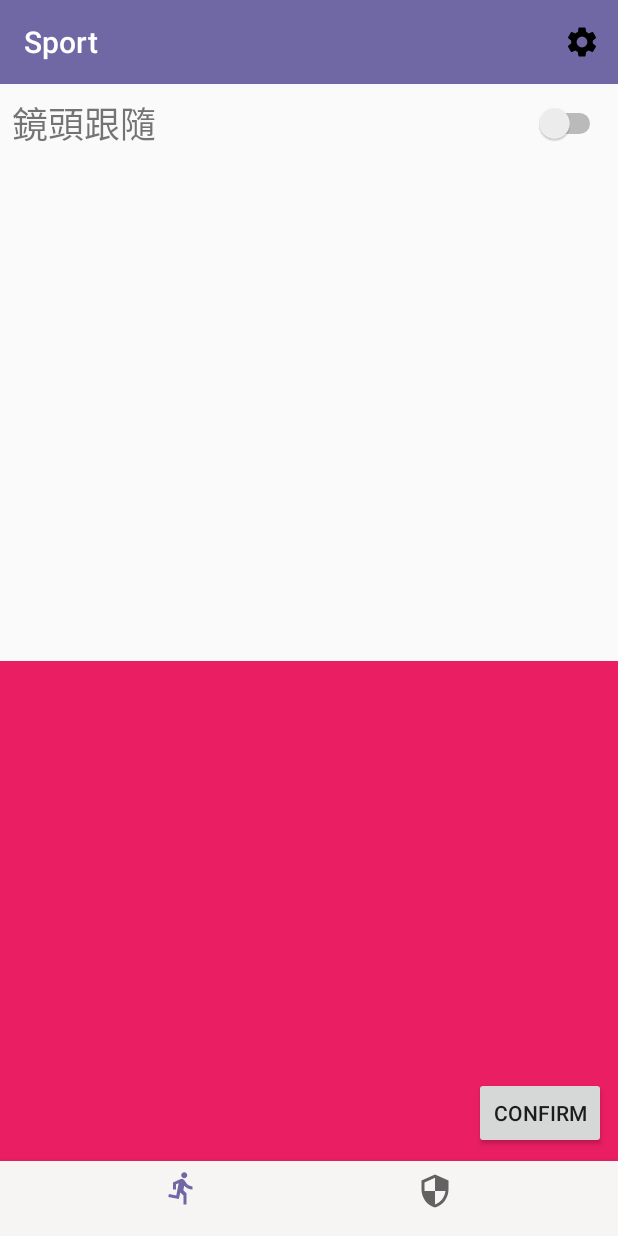
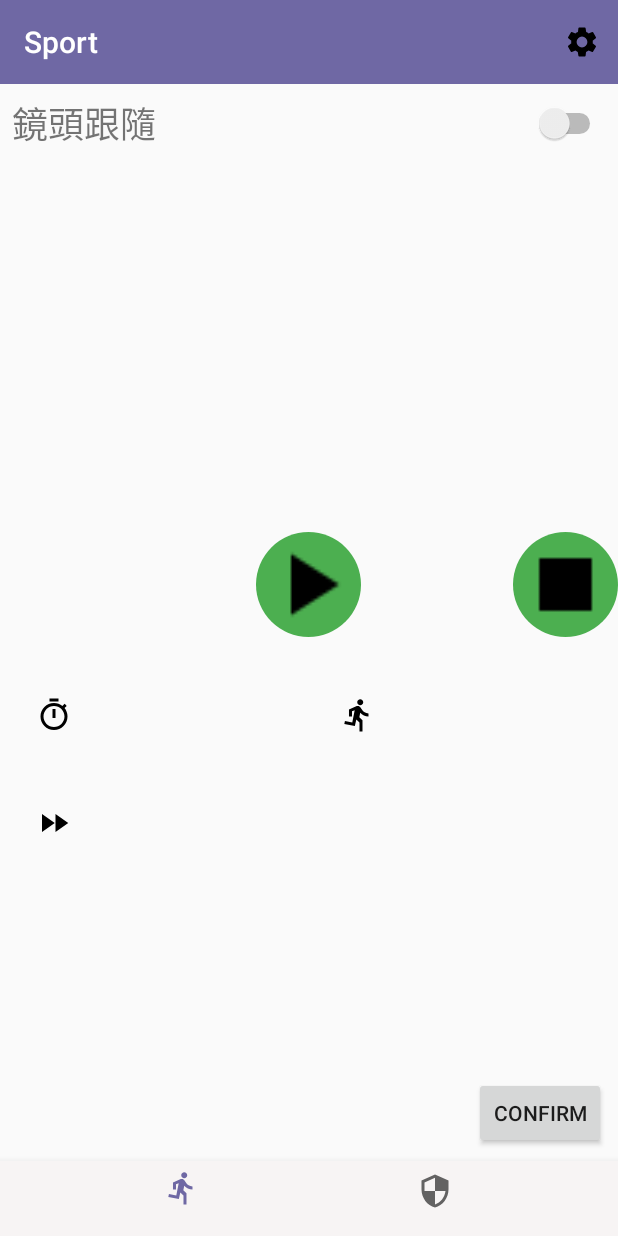
Before and after one commit to barnersh/Sport, an Android app: the screen it shows after launch (MainActivity), after a tap on an icon or button, on a phone screen of 412 x 824 dp. Run offline under Robolectric (Android 15) with nearby library versions, the phone set to English and light mode, and no system bars; pictures from the network do not load; 1 statement that could not run was skipped.

```diff
--- a/app/build.gradle
+++ b/app/build.gradle
@@ -32,7 +32,7 @@ dependencies {
     androidTestImplementation 'com.android.support.test:runner:1.0.2'
     androidTestImplementation 'com.android.support.test.espresso:espresso-core:3.0.2'
 
-    implementation 'com.github.bumptech.glide:glide:3.7.0'
+    implementation 'com.github.bumptech.glide:glide:4.7.1'
     implementation 'com.google.android.gms:play-services-maps:16.1.0'
 
     implementation 'com.squareup.okhttp3:okhttp:3.12.0'
--- a/app/src/main/java/com/example/sport/MainActivity.kt
+++ b/app/src/main/java/com/example/sport/MainActivity.kt
@@ -1,36 +1,34 @@
 package com.example.sport
 
-import android.app.Dialog
 import android.content.Context
 import android.content.Intent
 import android.content.SharedPreferences
 import android.content.pm.PackageManager
-import android.graphics.PointF
+import android.graphics.drawable.ColorDrawable
+import android.graphics.drawable.Drawable
+import android.graphics.drawable.LayerDrawable
 import android.location.*
-import android.net.Uri
 import android.os.Build
 import android.support.v7.app.AppCompatActivity
 import android.os.Bundle
 import android.os.SystemClock
-import android.support.constraint.ConstraintSet
 import android.support.design.widget.BottomSheetBehavior
-import android.support.design.widget.CoordinatorLayout
 import android.support.v4.app.ActivityCompat
-import android.support.v4.app.FragmentTransaction
+import android.support.v4.widget.NestedScrollView
 import android.support.v7.app.AlertDialog
 import android.util.Log
 import android.view.Menu
 import android.view.MenuItem
 import android.view.View
-import android.widget.Toast
+import com.bumptech.glide.Glide
+import com.bumptech.glide.request.RequestOptions
 import com.google.android.gms.maps.CameraUpdateFactory
 import com.google.android.gms.maps.GoogleMap
 import com.google.android.gms.maps.OnMapReadyCallback
 import com.google.android.gms.maps.SupportMapFragment
 import com.google.android.gms.maps.model.LatLng
 import kotlinx.android.synthetic.main.activity_main.*
-import okhttp3.*
-import java.io.IOException
+import kotlinx.android.synthetic.main.bottomsheet.*
 import java.util.*
 
 class MainActivity : AppCompatActivity(), OnMapReadyCallback, SettingFragment.ChangeSetting {
@@ -38,12 +36,17 @@ class MainActivity : AppCompatActivity(), OnMapReadyCallback, SettingFragment.Ch
         val REQ_PERMISSION = 0
         var FLAG_CAMERAFOLLOW = false
         var lastClickTime = 0L
+        private var flag_play = false
+        private var s = 0
+        private var m = 0
     }
+
 
     lateinit var locationManager: LocationManager
     lateinit var locationListener: LocationListenerImp
     lateinit var settingFragment: SettingFragment
     lateinit var flagSP: SharedPreferences
+    lateinit var timer: Timer
 
     inner class LocationListenerImp(val map: GoogleMap?) : LocationListener {
         override fun onLocationChanged(location: Location) {
@@ -136,11 +139,94 @@ class MainActivity : AppCompatActivity(), OnMapReadyCallback, SettingFragment.Ch
         settingFragment = SettingFragment.newInstance(FLAG_CAMERAFOLLOW)
     }
 
-    fun bottomSheetInit() {
-        val bottomSheetBehavior = BottomSheetBehavior.from(bottomsheet)
+    fun bottomSheetInit(bottomSheetBehavior: BottomSheetBehavior<NestedScrollView>) {
         bottomSheetBehavior.peekHeight = 500
         bottomSheetBehavior.isHideable = true
         bottomSheetBehavior.state = BottomSheetBehavior.STATE_HIDDEN
+    }
+
+//    fun bottomSheetExpanded() {
+//        val coordinatorParams = CoordinatorLayout.LayoutParams(
+//            CoordinatorLayout.LayoutParams.MATCH_PARENT,
+//            CoordinatorLayout.LayoutParams.MATCH_PARENT
+//        )
+//        coordinatorParams.dodgeInsetEdges = 80
+//        map.view?.layoutParams = coordinatorParams
+//    }
+
+    fun buttonShowPlay() {
+        val green = ColorDrawable(resources.getColor(R.color.green)) as Drawable
+        val play = resources.getDrawable(R.drawable.ic_play_arrow_black_24dp)
+        val playWithBackground = LayerDrawable(arrayOf(green, play))
+        Glide
+            .with(this)
+            .load(playWithBackground)
+            .apply(RequestOptions.circleCropTransform())
+            .into(img_play)
+    }
+
+    fun buttonShowPause() {
+        val green = ColorDrawable(resources.getColor(R.color.green)) as Drawable
+        val pause = resources.getDrawable(R.drawable.ic_pause_black_24dp)
+        val pauseWithBackground = LayerDrawable(arrayOf(green, pause))
+        Glide
+            .with(this)
+            .load(pauseWithBackground)
+            .apply(RequestOptions.circleCropTransform())
+            .into(img_play)
+    }
+
+    fun buttonInit() {
+        val green = ColorDrawable(resources.getColor(R.color.green)) as Drawable
+        val stop = resources.getDrawable(R.drawable.ic_stop_black_24dp)
+        val stopWithBackground = LayerDrawable(arrayOf(green, stop))
+        buttonShowPlay()
+        Glide
+            .with(this)
+            .load(stopWithBackground)
+            .apply(RequestOptions.circleCropTransform())
+            .into(img_stop)
+    }
+
+    fun playPressed() {
+        flag_play = !flag_play
+        if (flag_play) {
+            buttonShowPause()
+            timer = Timer()
+            timer.schedule(object : TimerTask() {
+                override fun run() {
+                    s++
+                    if (s == 60) {
+                        s = 0
+                        m++
+                    }
+                    runOnUiThread { tv_timer.text = String.format("%02d", m) + ":" + String.format("%02d", s) }
+                }
+            }, 0, 1000)
+        } else {
+            buttonShowPlay()
+            timer.cancel()
+        }
+    }
+
+    fun init() {
+        val bottomSheetBehavior = BottomSheetBehavior.from(bottomsheet)
+        setSupportActionBar(toolbar)
+        flagSP = getSharedPreferences("flag", Context.MODE_PRIVATE)
+        sharedPreferenceInit(flagSP)
+        bottomSheetInit(bottomSheetBehavior)
+        buttonInit()
+        bottomSheetBehavior.setBottomSheetCallback(object : BottomSheetBehavior.BottomSheetCallback() {
+            override fun onSlide(p0: View, p1: Float) {
+//                if (p1 > 0) {
+//                    bottomSheetExpanded()
+//                }
+            }
+
+            override fun onStateChanged(p0: View, p1: Int) {
+            }
+
+        })
     }
 
     override fun onCreate(savedInstanceState: Bundle?) {
@@ -164,12 +250,14 @@ class MainActivity : AppCompatActivity(), OnMapReadyCallback, SettingFragment.Ch
             )
         }
 
-        flagSP = getSharedPreferences("flag", Context.MODE_PRIVATE)
-        setSupportActionBar(toolbar)
-        sharedPreferenceInit(flagSP)
-        bottomSheetInit()
+        init()
+
         bottomNavigationView.setOnNavigationItemSelectedListener {
             bottomNavigationViewSelected(it)
+        }
+
+        img_play.setOnClickListener {
+            playPressed()
         }
     }
 
--- /dev/null
+++ b/app/src/main/res/drawable/ic_fast_forward_black_24dp.xml
@@ -0,0 +1,9 @@
+<vector xmlns:android="http://schemas.android.com/apk/res/android"
+        android:width="24dp"
+        android:height="24dp"
+        android:viewportWidth="24.0"
+        android:viewportHeight="24.0">
+    <path
+        android:fillColor="#FF000000"
+        android:pathData="M4,18l8.5,-6L4,6v12zM13,6v12l8.5,-6L13,6z"/>
+</vector>
--- /dev/null
+++ b/app/src/main/res/drawable/ic_pause_black_24dp.xml
@@ -0,0 +1,9 @@
+<vector xmlns:android="http://schemas.android.com/apk/res/android"
+        android:width="24dp"
+        android:height="24dp"
+        android:viewportWidth="24.0"
+        android:viewportHeight="24.0">
+    <path
+        android:fillColor="#FF000000"
+        android:pathData="M6,19h4L10,5L6,5v14zM14,5v14h4L18,5h-4z"/>
+</vector>
--- /dev/null
+++ b/app/src/main/res/drawable/ic_play_arrow_black_24dp.xml
@@ -0,0 +1,9 @@
+<vector xmlns:android="http://schemas.android.com/apk/res/android"
+        android:width="24dp"
+        android:height="24dp"
+        android:viewportWidth="24.0"
+        android:viewportHeight="24.0">
+    <path
+        android:fillColor="#FF000000"
+        android:pathData="M8,5v14l11,-7z"/>
+</vector>
--- /dev/null
+++ b/app/src/main/res/drawable/ic_stop_black_24dp.xml
@@ -0,0 +1,9 @@
+<vector xmlns:android="http://schemas.android.com/apk/res/android"
+        android:width="24dp"
+        android:height="24dp"
+        android:viewportWidth="24.0"
+        android:viewportHeight="24.0">
+    <path
+        android:fillColor="#FF000000"
+        android:pathData="M6,6h12v12H6z"/>
+</vector>
--- /dev/null
+++ b/app/src/main/res/drawable/ic_timer_black_24dp.xml
@@ -0,0 +1,9 @@
+<vector xmlns:android="http://schemas.android.com/apk/res/android"
+        android:width="24dp"
+        android:height="24dp"
+        android:viewportWidth="24.0"
+        android:viewportHeight="24.0">
+    <path
+        android:fillColor="#FF000000"
+        android:pathData="M15,1L9,1v2h6L15,1zM11,14h2L13,8h-2v6zM19.03,7.39l1.42,-1.42c-0.43,-0.51 -0.9,-0.99 -1.41,-1.41l-1.42,1.42C16.07,4.74 14.12,4 12,4c-4.97,0 -9,4.03 -9,9s4.02,9 9,9 9,-4.03 9,-9c0,-2.12 -0.74,-4.07 -1.97,-5.61zM12,20c-3.87,0 -7,-3.13 -7,-7s3.13,-7 7,-7 7,3.13 7,7 -3.13,7 -7,7z"/>
+</vector>
--- a/app/src/main/res/layout/activity_main.xml
+++ b/app/src/main/res/layout/activity_main.xml
@@ -26,6 +26,16 @@
                 android:layout_width="match_parent"
                 android:id="@+id/map"
                 app:layout_dodgeInsetEdges="bottom"/>
+        <ImageView
+                android:layout_width="70dp"
+                android:layout_height="70dp"
+                android:id="@+id/img_play" app:layout_dodgeInsetEdges="bottom"
+                android:layout_gravity="bottom|center" android:layout_marginBottom="16dp"/>
+        <ImageView
+                android:layout_width="70dp"
+                android:layout_height="70dp"
+                android:id="@+id/img_stop" app:layout_dodgeInsetEdges="bottom" android:layout_gravity="bottom|right"
+                android:layout_marginBottom="16dp"/>
         <android.support.v4.widget.NestedScrollView
                 android:layout_width="match_parent"
                 android:layout_height="match_parent"
@@ -33,11 +43,9 @@
                 app:layout_behavior="@string/bottom_sheet_behavior" android:id="@+id/bottomsheet"
                 app:layout_insetEdge="bottom">
 
-            <android.support.constraint.ConstraintLayout
-                    android:layout_width="match_parent"
-                    android:layout_height="wrap_content" android:background="#E91E63">
 
-            </android.support.constraint.ConstraintLayout>
+            <include android:layout_width="match_parent" android:layout_height="wrap_content"
+                     layout="@layout/bottomsheet"/>
         </android.support.v4.widget.NestedScrollView>
     </android.support.design.widget.CoordinatorLayout>
     <android.support.design.widget.BottomNavigationView
@@ -52,9 +60,7 @@
             app:layout_constraintTop_toBottomOf="@id/toolbar"
             app:layout_constraintEnd_toStartOf="parent"
             app:layout_constraintStart_toStartOf="parent" android:id="@+id/frame"
-            app:layout_constraintBottom_toTopOf="@id/bottomNavigationView">
-
-    </FrameLayout>
+            app:layout_constraintBottom_toTopOf="@id/bottomNavigationView"/>
     <Button
             android:text="Turn"
             android:layout_width="wrap_content"
--- /dev/null
+++ b/app/src/main/res/layout/bottomsheet.xml
@@ -0,0 +1,55 @@
+<?xml version="1.0" encoding="utf-8"?>
+<android.support.constraint.ConstraintLayout
+        xmlns:android="http://schemas.android.com/apk/res/android"
+        xmlns:app="http://schemas.android.com/apk/res-auto"
+        xmlns:tools="http://schemas.android.com/tools" android:layout_width="match_parent"
+        android:layout_height="match_parent">
+
+    <ImageView
+            android:layout_width="wrap_content"
+            android:layout_height="wrap_content" app:srcCompat="@drawable/ic_timer_black_24dp"
+            android:id="@+id/imageView"
+            android:layout_marginTop="24dp"
+            app:layout_constraintTop_toTopOf="parent" app:layout_constraintStart_toStartOf="parent"
+            android:layout_marginLeft="24dp" android:layout_marginStart="24dp"/>
+    <TextView
+            android:layout_width="wrap_content"
+            android:layout_height="wrap_content" android:id="@+id/tv_timer"
+            app:layout_constraintStart_toEndOf="@+id/imageView"
+            android:layout_marginLeft="24dp" android:layout_marginStart="24dp"
+            app:layout_constraintTop_toTopOf="@+id/imageView"
+            app:layout_constraintBottom_toBottomOf="@+id/imageView" android:textSize="18sp" android:textStyle="bold"/>
+    <ImageView
+            android:layout_width="wrap_content"
+            android:layout_height="wrap_content" app:srcCompat="@drawable/ic_directions_run_black_24dp"
+            android:id="@+id/imageView2"
+            app:layout_constraintStart_toStartOf="@+id/guideline" android:layout_marginLeft="24dp"
+            android:layout_marginStart="24dp"
+            app:layout_constraintTop_toTopOf="@+id/imageView"/>
+    <android.support.constraint.Guideline
+            android:orientation="vertical"
+            android:layout_width="wrap_content"
+            android:layout_height="wrap_content" app:layout_constraintGuide_begin="203dp" android:id="@+id/guideline"/>
+    <TextView
+            android:layout_width="wrap_content"
+            android:layout_height="wrap_content"
+            android:id="@+id/tv_distance" app:layout_constraintStart_toEndOf="@+id/imageView2"
+            android:layout_marginLeft="24dp" android:layout_marginStart="24dp"
+            app:layout_constraintBottom_toBottomOf="@+id/imageView2"
+            app:layout_constraintTop_toTopOf="@+id/imageView2"/>
+    <ImageView
+            android:layout_width="wrap_content"
+            android:layout_height="wrap_content" app:srcCompat="@drawable/ic_fast_forward_black_24dp"
+            android:id="@+id/imageView3"
+            app:layout_constraintStart_toStartOf="@+id/imageView"
+            android:layout_marginTop="48dp"
+            app:layout_constraintTop_toBottomOf="@+id/imageView"/>
+    <TextView
+            android:layout_width="wrap_content"
+            android:layout_height="wrap_content"
+            android:id="@+id/textView3" app:layout_constraintStart_toEndOf="@+id/imageView3"
+            android:layout_marginLeft="24dp" android:layout_marginStart="24dp"
+            app:layout_constraintTop_toTopOf="@+id/imageView3"
+            app:layout_constraintBottom_toBottomOf="@+id/imageView3"/>
+
+</android.support.constraint.ConstraintLayout>
--- a/app/src/main/res/values/colors.xml
+++ b/app/src/main/res/values/colors.xml
@@ -3,4 +3,5 @@
     <color name="colorPrimary">#6F68A4</color>
     <color name="colorPrimaryDark">#615A98</color>
     <color name="colorAccent">#D81B60</color>
+    <color name="green">#4CAF50</color>
 </resources>
```
